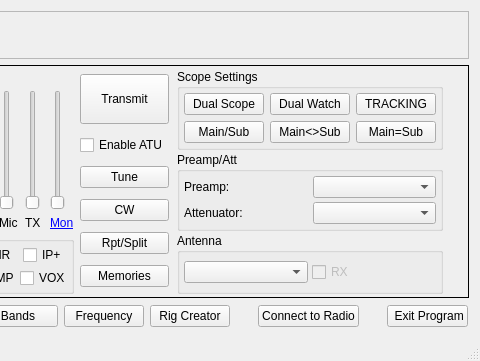
This is wfmain.ui in adecarolis/wfweb as Qt 5 draws it before an edit; both pictures show x 466 to 946 and y 0 to 361 of the 946 by 361 pixel window. The edited form follows.
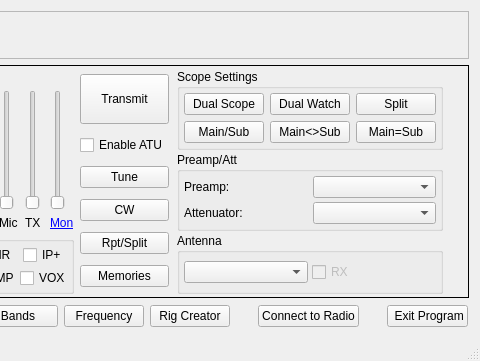
This is the edited form. Custom widgets are drawn as their Qt base class.

Commit message: Remove Tracking button until I can get it working

Diff of the .ui file:
```diff
--- a/wfmain.ui
+++ b/wfmain.ui
@@ -1026,7 +1026,7 @@
                      <enum>Qt::FocusPolicy::NoFocus</enum>
                     </property>
                     <property name="text">
-                     <string>TRACKING</string>
+                     <string>Split</string>
                     </property>
                     <property name="checkable">
                      <bool>true</bool>
```
Left out of the diff: 2 changed lines with no effect on the pictures. The commit also changes 2 other files.
